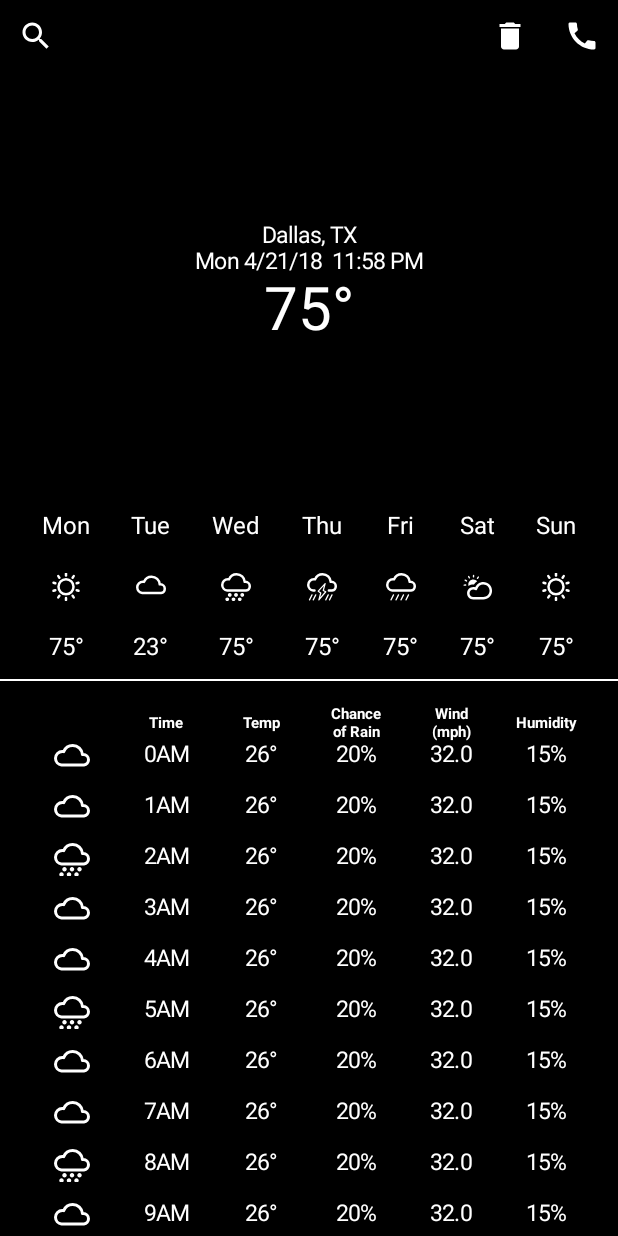
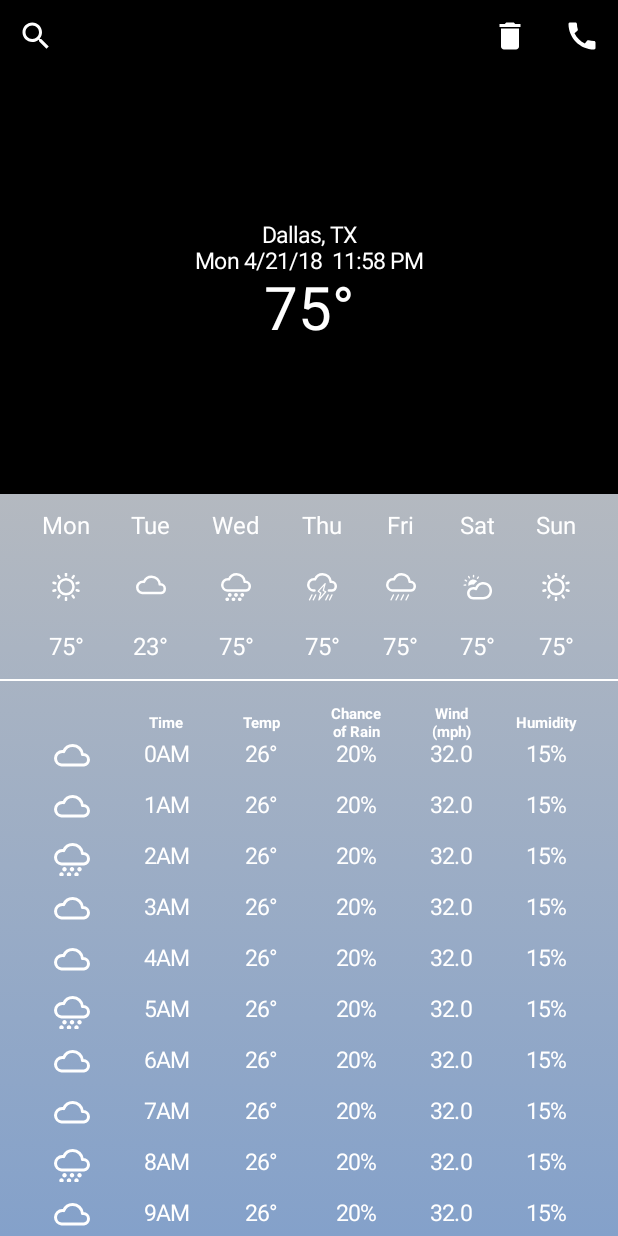
Before and after one commit to juequinterore/XumakWeatherData, an Android app built with Jetpack Compose: the screen it shows after launch (MainActivity), on a phone screen of 412 x 824 dp. Run offline under Robolectric (Android 15) with nearby library versions, the phone set to English and light mode, and no system bars; our stand-ins replace Room's generated code; network calls fail; 1 statement that could not run was skipped.

Commit message:
feat: add gradient in MainActivity.kt

```diff
--- a/app/src/main/java/co/me/xumakweathedata/MainActivity.kt
+++ b/app/src/main/java/co/me/xumakweathedata/MainActivity.kt
@@ -15,7 +15,9 @@ import androidx.compose.material.icons.filled.*
 import androidx.compose.runtime.Composable
 import androidx.compose.ui.Alignment
 import androidx.compose.ui.Modifier
+import androidx.compose.ui.graphics.Brush
 import androidx.compose.ui.graphics.Color
+import androidx.compose.ui.res.colorResource
 import androidx.compose.ui.res.painterResource
 import androidx.compose.ui.text.font.FontWeight
 import androidx.compose.ui.text.style.TextAlign
@@ -397,6 +399,14 @@ fun MainContent() {
                 modifier = Modifier
                     .fillMaxWidth()
                     .weight(3f)
+                    .background(
+                        Brush.verticalGradient(
+                            colors = listOf(
+                                colorResource(id = R.color.main_gradient_start),
+                                colorResource(id = R.color.main_gradient_end)
+                            )
+                        )
+                    )
             ) {
                 Column(
                     modifier = Modifier
```
